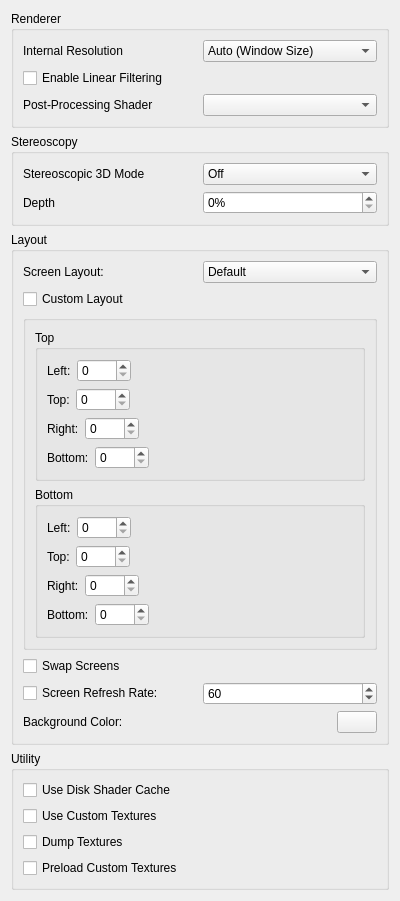
Above: src/citra_qt/configuration/configure_enhancements.ui from ghostallen/citra before the change. Below: the same form after it.
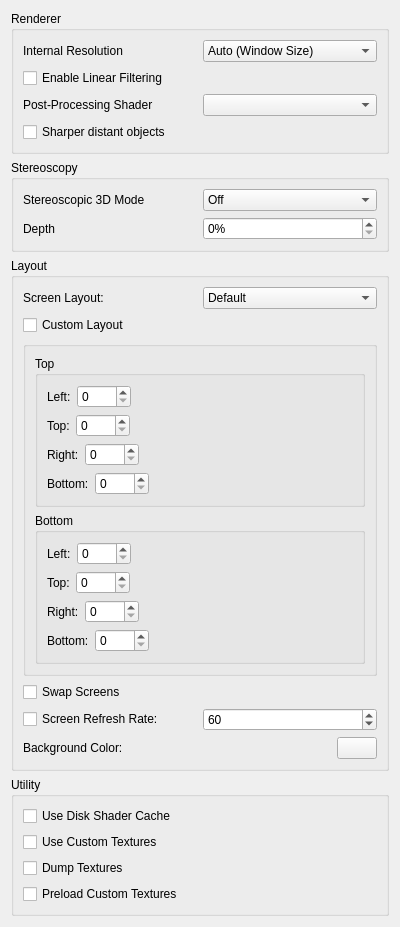
That is the form after the change.

Commit message: vvanelslande's sharper distant objects setting

```diff
--- a/src/citra_qt/configuration/configure_enhancements.ui
+++ b/src/citra_qt/configuration/configure_enhancements.ui
@@ -117,6 +117,13 @@
         </item>
        </layout>
       </item>
+      <item>
+       <widget class="QCheckBox" name="sharper_distant_objects">
+        <property name="text">
+         <string>Sharper distant objects</string>
+        </property>
+       </widget>
+      </item>
      </layout>
     </widget>
    </item>
```
The commit also changes 6 other files.
